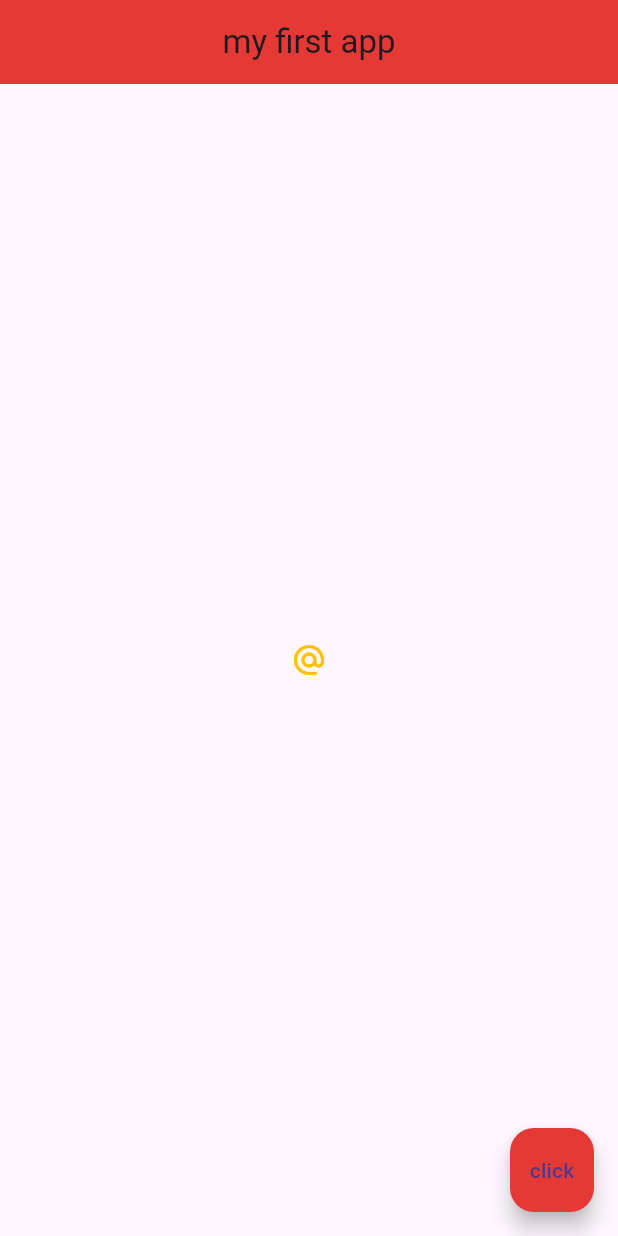
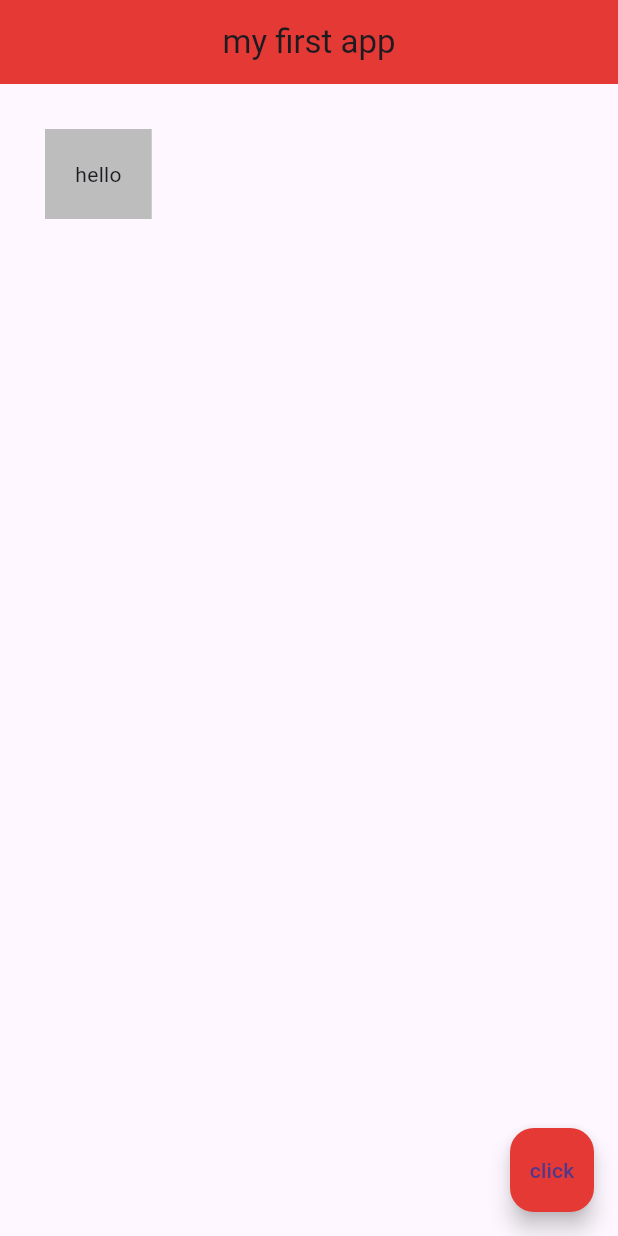
Before and after one commit to daracoo/flutter-tutorial, a Flutter app: the screen it shows after launch, on a phone screen of 412 x 824 dp. Run offline on Flutter 3.47's test engine with Material 3 defaults, Android fonts, the phone set to English and light mode, and no system bars.

Commit message:
Container

```diff
--- a/lib/main.dart
+++ b/lib/main.dart
@@ -15,38 +15,11 @@ class Home extends StatelessWidget {
         centerTitle: true,
         backgroundColor: Colors.red[600],
       ),
-      body: Center(
-        child: IconButton(
-          onPressed: () {
-            print('you clicked me');
-          },
-          icon: Icon(Icons.alternate_email),
-          color: Colors.amber,
-        ),
-
-        /*ElevatedButton.icon(
-          onPressed: () {},
-          icon: Icon(
-            Icons.mail,
-            color: Colors.amber, // Icon color should be defined here
-          ),
-          label: Text('Mail'), // The text displayed on the button
-          style: ElevatedButton.styleFrom(
-            backgroundColor: Colors.yellow
-          ),
-        ),*/
-
-        /*ElevatedButton(
-          onPressed: () {
-            print('you clicked me');
-          },
-          child: Text('click me'),
-        ),*/
-
-        /*Icon(
-          Icons.airport_shuttle,
-          color: Colors.lightBlue,
-          size: 50.0,),*/
+      body: Container(
+        padding: EdgeInsets.all(20.0),
+        margin: EdgeInsets.all(30.0),
+        color: Colors.grey[400],
+        child: Text('hello')
       ),
       floatingActionButton: FloatingActionButton(
         onPressed: () {  },
```
